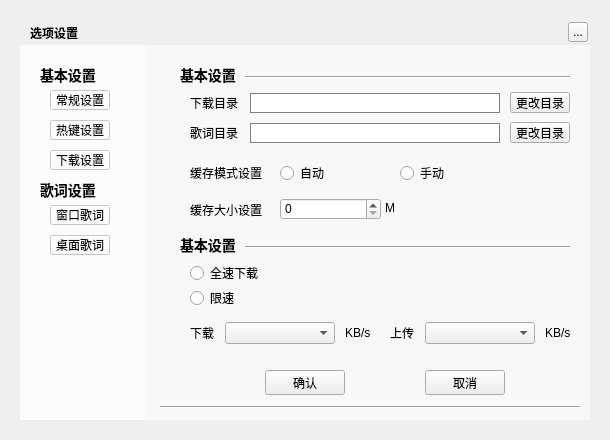
Above: musicUi/musicWidget/musicsettingwidget.ui from Greedysky/TTKMusicPlayer before the change. Below: the same form after it.
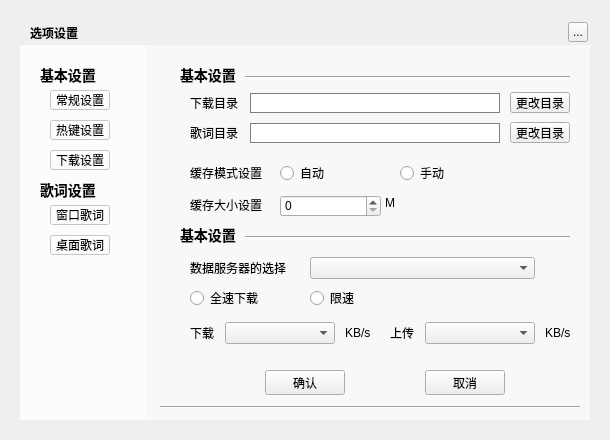
That is the form after the change. The open tabs and pages were chosen to show the change. Custom widgets are drawn as their Qt base class.

Commit message: update music download query thread[032598]

Patch:
```diff
--- a/musicUi/musicWidget/musicsettingwidget.ui
+++ b/musicUi/musicWidget/musicsettingwidget.ui
@@ -1264,7 +1264,7 @@
      <property name="geometry">
       <rect>
        <x>30</x>
-       <y>157</y>
+       <y>152</y>
        <width>81</width>
        <height>16</height>
       </rect>
@@ -1303,7 +1303,7 @@
      <property name="geometry">
       <rect>
        <x>85</x>
-       <y>200</y>
+       <y>190</y>
        <width>325</width>
        <height>5</height>
       </rect>
@@ -1316,7 +1316,7 @@
      <property name="geometry">
       <rect>
        <x>20</x>
-       <y>190</y>
+       <y>180</y>
        <width>60</width>
        <height>20</height>
       </rect>
@@ -1334,7 +1334,7 @@
      <property name="geometry">
       <rect>
        <x>30</x>
-       <y>220</y>
+       <y>245</y>
        <width>81</width>
        <height>16</height>
       </rect>
@@ -1346,7 +1346,7 @@
     <widget class="QRadioButton" name="downloadLimitRadioBox">
      <property name="geometry">
       <rect>
-       <x>30</x>
+       <x>150</x>
        <y>245</y>
        <width>51</width>
        <height>16</height>
@@ -1360,7 +1360,7 @@
      <property name="geometry">
       <rect>
        <x>120</x>
-       <y>153</y>
+       <y>150</y>
        <width>101</width>
        <height>22</height>
       </rect>
@@ -1390,7 +1390,7 @@
      <property name="geometry">
       <rect>
        <x>225</x>
-       <y>155</y>
+       <y>150</y>
        <width>16</width>
        <height>16</height>
       </rect>
@@ -1464,6 +1464,29 @@
       <string>缓存模式设置</string>
      </property>
     </widget>
+    <widget class="QLabel" name="downloadServerLabel">
+     <property name="geometry">
+      <rect>
+       <x>30</x>
+       <y>215</y>
+       <width>101</width>
+       <height>16</height>
+      </rect>
+     </property>
+     <property name="text">
+      <string>数据服务器的选择</string>
+     </property>
+    </widget>
+    <widget class="QComboBox" name="downloadServerComboBox">
+     <property name="geometry">
+      <rect>
+       <x>150</x>
+       <y>212</y>
+       <width>225</width>
+       <height>22</height>
+      </rect>
+     </property>
+    </widget>
    </widget>
   </widget>
   <widget class="QWidget" name="functionArea" native="true">
```
Left out of the diff: 3 changed lines with no effect on the pictures. The commit also changes 4 other files.
